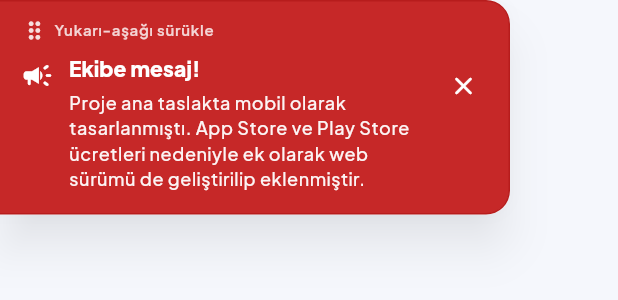
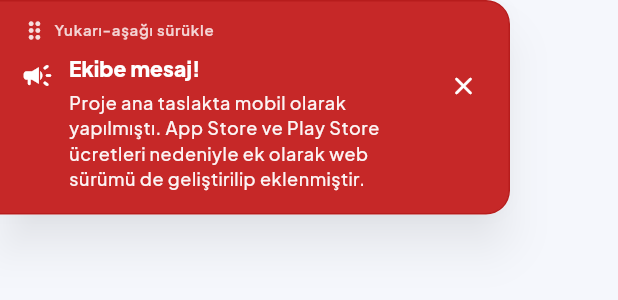
Before and after one commit to gazellhatice/UpSchool-301-2026, a Flutter app: the _ExpandedPanel widget shown alone on an empty page, opened directly with empty values, on a phone screen of 412 x 824 dp. Shown: the top 300 px of the screen. Run offline on Flutter 3.47's test engine with Material 3 defaults, Android fonts, the phone set to English and light mode, and no system bars; our stand-ins replace cloud_firestore, connectivity_plus, drift, drift_flutter, firebase_auth, firebase_core and 9 more; missing offline and left inert: dart:html; accounts and stored records are empty; generated files the repository leaves out were written again; statements that could not run were skipped.

Commit message:
pop-up duzenleme

```diff
--- a/frontend/lib/features/marketing/widgets/landing_team_announcement.dart
+++ b/frontend/lib/features/marketing/widgets/landing_team_announcement.dart
@@ -275,7 +275,7 @@ class _ExpandedPanel extends StatelessWidget {
                       ),
                       const SizedBox(height: 6),
                       Text(
-                        'Proje ana taslakta mobil olarak tasarlanmıştı. '
+                        'Proje ana taslakta mobil olarak yapılmıştı. '
                         'App Store ve Play Store ücretleri nedeniyle ek olarak '
                         'web sürümü de geliştirilip eklenmiştir.',
                         style:
```
